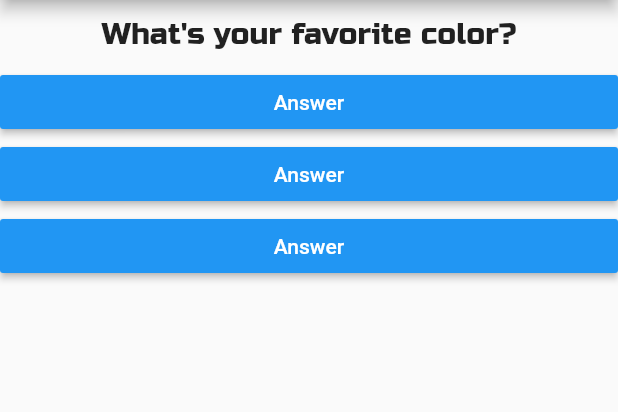
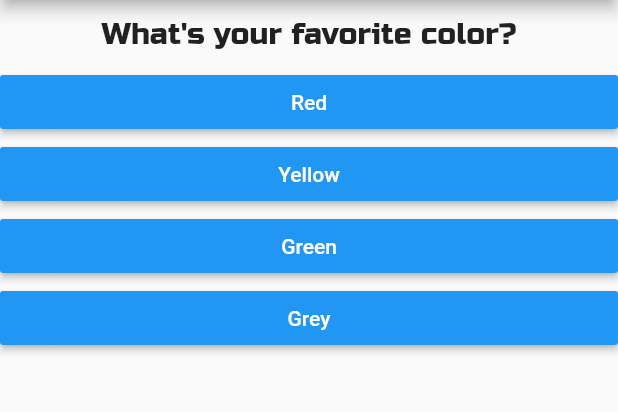
Before and after one commit to Desirpmb/flutter_complete_guide, a Flutter app: the screen it shows after launch, on a phone screen of 412 x 824 dp, the part 84-496 px from its top. Run offline on Flutter 3.47's test engine with Material 2 defaults, Android fonts, the phone set to English and light mode, and no system bars.

```diff
--- a/lib/answer.dart
+++ b/lib/answer.dart
@@ -2,8 +2,9 @@ import 'package:flutter/material.dart';
 
 class Answer extends StatelessWidget {
   final Function selectHandler;
+  final String answerText;
 
-  Answer(this.selectHandler);
+  Answer(this.selectHandler, this.answerText);
 
   @override
   Widget build(BuildContext context) {
@@ -12,7 +13,7 @@ class Answer extends StatelessWidget {
       child: RaisedButton(
         color: Colors.blue,
         textColor: Colors.white,
-        child: Text('Answer'),
+        child: Text(answerText),
         onPressed: selectHandler,
       ),
     );
--- a/lib/main.dart
+++ b/lib/main.dart
@@ -1,7 +1,6 @@
 import 'package:flutter/material.dart';
-import './question.dart';
-import './answer.dart';
-
+import './quiz.dart';
+import './result.dart';
 void main() {
   runApp(MyApp());
 }
@@ -10,48 +9,58 @@ class MyApp extends StatefulWidget {
   @override
   State<StatefulWidget> createState() {
     // TODO: implement createState
-    return MyAppState();
+    return _MyAppState();
   }
 }
 
-class MyAppState extends State<MyApp> {
-  var questionIndex = 0;
-  void answerQuestion() {
+class _MyAppState extends State<MyApp> {
+  final _questions = const [
+    {
+      'questionText': "What's your favorite color?",
+      'answer': ['Red', 'Yellow', 'Green', 'Grey']
+    },
+    {
+      'questionText': "What's your favorite animal?",
+      'answer': ['Lion', 'Cat', 'Dog']
+    },
+    {
+      'questionText': "What's your favorite instructor",
+      'answer': ['Matt', 'Matt', 'Matt', 'Desir']
+    }
+  ];
+
+  var _questionIndex = 0;
+  void _answerQuestion() {
     setState(
       () {
-        questionIndex = questionIndex + 1;
+        _questionIndex = _questionIndex + 1;
       },
     );
-    print(questionIndex);
+    print(_questionIndex);
+    if (_questionIndex < _questions.length) {
+      print('We have more question !');
+    } else {
+      print("No more question");
+    }
   }
 
   @override
   Widget build(BuildContext context) {
-    var questions = [
-      "What's your favorite color?",
-      "What's your favorite animal?",
-    ];
     return MaterialApp(
       home: Scaffold(
-          appBar: AppBar(
-            title: Text(
-              'My first app',
-            ),
+        appBar: AppBar(
+          title: Text(
+            'My first app',
           ),
-          body: Column(
-            children: [
-              Question(questions[questionIndex]),
-              Answer(
-                answerQuestion,
-              ),
-              Answer(
-                answerQuestion,
-              ),
-              Answer(
-                answerQuestion,
-              ),
-            ],
-          )),
+        ),
+        body: _questionIndex < _questions.length
+            ? Quiz(
+                answerQuestion: _answerQuestion,
+                questionIndex: _questionIndex,
+                questions: _questions,
+              )
+            : Result(),
+      ),
     );
   }
 }
--- /dev/null
+++ b/lib/quiz.dart
@@ -0,0 +1,28 @@
+import 'package:flutter/material.dart';
+import './question.dart';
+import './answer.dart';
+
+class Quiz extends StatelessWidget {
+  final List<Map<String, Object>> questions;
+  final int questionIndex;
+  final Function answerQuestion;
+
+  Quiz(
+      {@required this.questions,
+      @required this.answerQuestion,
+      @required this.questionIndex});
+
+  @override
+  Widget build(BuildContext context) {
+    return Column(
+      children: [
+        Question(
+          questions[questionIndex]['questionText'],
+        ),
+        ...(questions[questionIndex]['answer'] as List<String>).map((answer) {
+          return Answer(answerQuestion, answer);
+        }).toList()
+      ],
+    );
+  }
+}
--- /dev/null
+++ b/lib/result.dart
@@ -0,0 +1,10 @@
+import 'package:flutter/material.dart';
+
+class Result extends StatelessWidget {
+  @override
+  Widget build(BuildContext context) {
+    return Center(
+      child: Text('You did it !'),
+    );
+  }
+}
```
